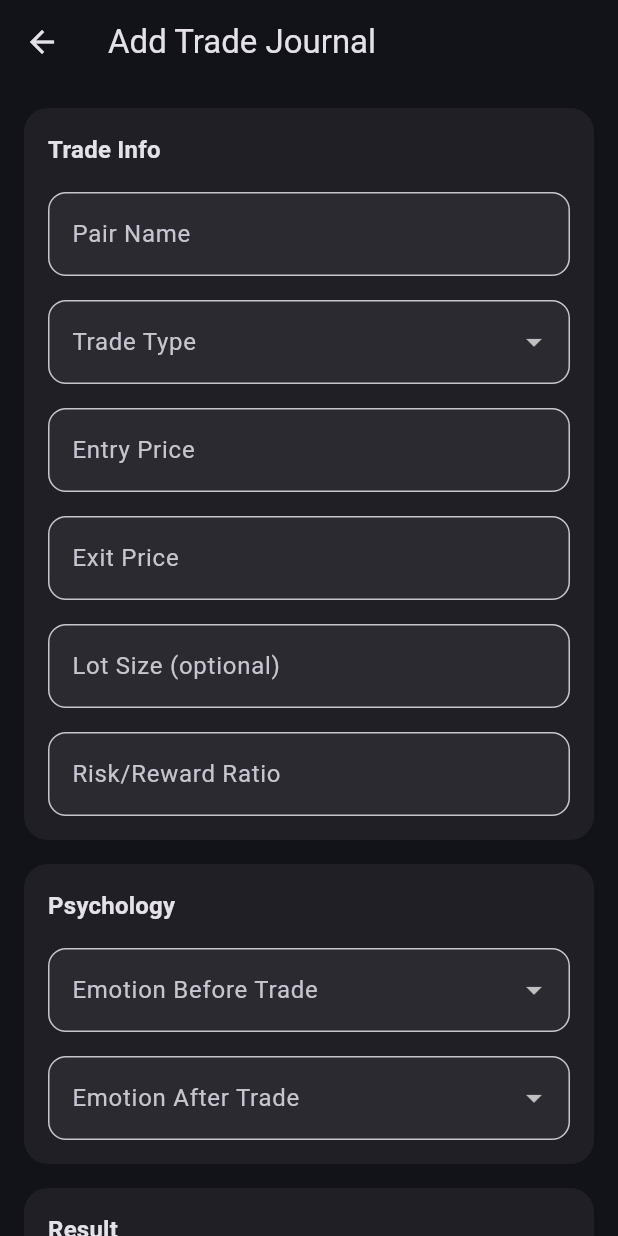
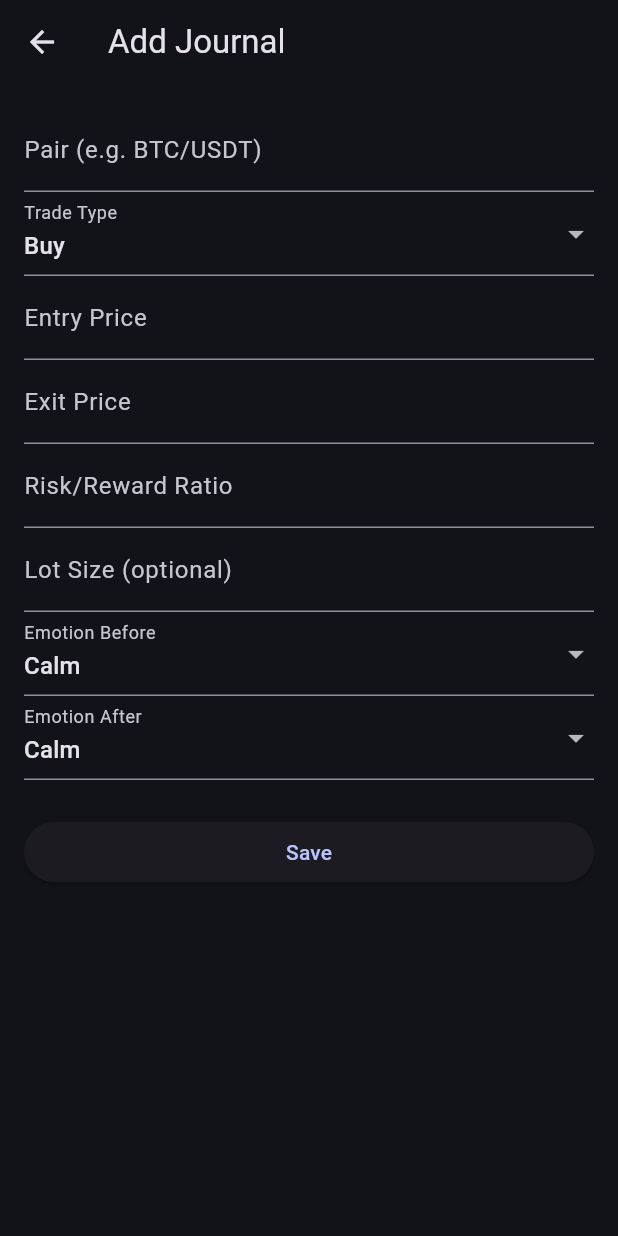
Before and after one commit to JodiKurniawan99/journal, a Flutter app: the screen it shows after launch, after a tap on "New Trade", on a phone screen of 412 x 824 dp. Run offline on Flutter 3.47's test engine with Material 3 defaults, Android fonts, the phone set to English and light mode, and no system bars; our stand-ins replace flutter_riverpod, go_router, hive, hive_flutter; accounts and stored records are empty.

Commit message:
refactor journal feature into clean architecture layers

```diff
--- /dev/null
+++ b/lib/features/journal/data/datasources/journal_local_datasource.dart
@@ -0,0 +1,19 @@
+import 'package:hive/hive.dart';
+
+import '../models/journal_hive_model.dart';
+
+class JournalLocalDataSource {
+  const JournalLocalDataSource(this._box);
+
+  final Box<JournalHiveModel> _box;
+
+  Future<List<JournalHiveModel>> getJournals() async {
+    final items = _box.values.toList();
+    items.sort((a, b) => b.date.compareTo(a.date));
+    return items;
+  }
+
+  Future<void> addJournal(JournalHiveModel model) async {
+    await _box.put(model.id, model);
+  }
+}
--- /dev/null
+++ b/lib/features/journal/data/repositories/journal_repository_impl.dart
@@ -0,0 +1,21 @@
+import '../../domain/entities/journal.dart';
+import '../../domain/repositories/journal_repository.dart';
+import '../datasources/journal_local_datasource.dart';
+import '../models/journal_hive_model.dart';
+
+class JournalRepositoryImpl implements JournalRepository {
+  const JournalRepositoryImpl(this._localDataSource);
+
+  final JournalLocalDataSource _localDataSource;
+
+  @override
+  Future<void> addJournal(Journal journal) {
+    return _localDataSource.addJournal(JournalHiveModel.fromEntity(journal));
+  }
+
+  @override
+  Future<List<Journal>> getJournals() async {
+    final rows = await _localDataSource.getJournals();
+    return rows.map((row) => row.toEntity()).toList(growable: false);
+  }
+}
--- /dev/null
+++ b/lib/features/journal/domain/entities/journal.dart
@@ -0,0 +1,33 @@
+enum TradeType { buy, sell }
+
+enum TradeEmotion { confident, fear, greedy, calm }
+
+class Journal {
+  const Journal({
+    required this.id,
+    required this.pair,
+    required this.tradeType,
+    required this.entryPrice,
+    required this.exitPrice,
+    required this.date,
+    required this.riskRewardRatio,
+    required this.emotionBeforeTrade,
+    required this.emotionAfterTrade,
+    required this.profitLoss,
+    this.lotSize,
+  });
+
+  final String id;
+  final String pair;
+  final TradeType tradeType;
+  final double entryPrice;
+  final double exitPrice;
+  final DateTime date;
+  final double riskRewardRatio;
+  final double? lotSize;
+  final TradeEmotion emotionBeforeTrade;
+  final TradeEmotion emotionAfterTrade;
+  final double profitLoss;
+
+  bool get isProfit => profitLoss >= 0;
+}
--- /dev/null
+++ b/lib/features/journal/domain/usecases/get_home_dashboard_usecase.dart
@@ -0,0 +1,23 @@
+import '../entities/home_dashboard.dart';
+import 'get_journals_usecase.dart';
+
+class GetHomeDashboardUseCase {
+  const GetHomeDashboardUseCase(this._getJournalsUseCase);
+
+  final GetJournalsUseCase _getJournalsUseCase;
+
+  Future<HomeDashboard> call() async {
+    final journals = await _getJournalsUseCase();
+    final totalTrades = journals.length;
+    final totalWins = journals.where((item) => item.isProfit).length;
+    final winRate = totalTrades == 0 ? 0.0 : (totalWins / totalTrades) * 100;
+    final netProfit = journals.fold<double>(0, (sum, item) => sum + item.profitLoss);
+
+    return HomeDashboard(
+      totalTrades: totalTrades,
+      winRate: winRate,
+      netProfit: netProfit,
+      journals: journals,
+    );
+  }
+}
--- /dev/null
+++ b/lib/features/journal/domain/usecases/get_journals_usecase.dart
@@ -0,0 +1,12 @@
+import '../entities/journal.dart';
+import '../repositories/journal_repository.dart';
+
+class GetJournalsUseCase {
+  const GetJournalsUseCase(this._repository);
+
+  final JournalRepository _repository;
+
+  Future<List<Journal>> call() {
+    return _repository.getJournals();
+  }
+}
--- /dev/null
+++ b/lib/features/journal/presentation/extensions/journal_ui_extensions.dart
@@ -0,0 +1,37 @@
+import 'package:flutter/material.dart';
+
+import '../../domain/entities/journal.dart';
+
+extension TradeTypeUiX on TradeType {
+  String get label => this == TradeType.buy ? 'Buy' : 'Sell';
+
+  IconData get icon => this == TradeType.buy ? Icons.arrow_upward_rounded : Icons.arrow_downward_rounded;
+}
+
+extension TradeEmotionUiX on TradeEmotion {
+  String get label {
+    switch (this) {
+      case TradeEmotion.confident:
+        return 'Confident';
+      case TradeEmotion.fear:
+        return 'Fear';
+      case TradeEmotion.greedy:
+        return 'Greedy';
+      case TradeEmotion.calm:
+        return 'Calm';
+    }
+  }
+
+  String get emoji {
+    switch (this) {
+      case TradeEmotion.confident:
+        return '😎';
+      case TradeEmotion.fear:
+        return '😨';
+      case TradeEmotion.greedy:
+        return '🤑';
+      case TradeEmotion.calm:
+        return '😌';
+    }
+  }
+}
--- /dev/null
+++ b/lib/features/journal/presentation/pages/add_journal_page.dart
@@ -0,0 +1,136 @@
+import 'package:flutter/material.dart';
+import 'package:flutter_riverpod/flutter_riverpod.dart';
+
+import '../../domain/entities/journal.dart';
+import '../controllers/add_journal_controller.dart';
+import '../extensions/journal_ui_extensions.dart';
+
+class AddJournalPage extends ConsumerStatefulWidget {
+  const AddJournalPage({super.key});
+
+  @override
+  ConsumerState<AddJournalPage> createState() => _AddJournalPageState();
+}
+
+class _AddJournalPageState extends ConsumerState<AddJournalPage> {
+  final _formKey = GlobalKey<FormState>();
+  final _pairController = TextEditingController();
+  final _entryController = TextEditingController();
+  final _exitController = TextEditingController();
+  final _rrController = TextEditingController();
+  final _lotSizeController = TextEditingController();
+  TradeType _tradeType = TradeType.buy;
+  TradeEmotion _emotionBefore = TradeEmotion.calm;
+  TradeEmotion _emotionAfter = TradeEmotion.calm;
+
+  @override
+  void dispose() {
+    _pairController.dispose();
+    _entryController.dispose();
+    _exitController.dispose();
+    _rrController.dispose();
+    _lotSizeController.dispose();
+    super.dispose();
+  }
+
+  Future<void> _submit() async {
+    if (!_formKey.currentState!.validate()) {
+      return;
+    }
+
+    final result = await ref.read(addJournalControllerProvider.notifier).submit(
+      pair: _pairController.text.trim(),
+      tradeType: _tradeType,
+      entryPrice: double.parse(_entryController.text),
+      exitPrice: double.parse(_exitController.text),
+      riskRewardRatio: double.parse(_rrController.text),
+      emotionBeforeTrade: _emotionBefore,
+      emotionAfterTrade: _emotionAfter,
+      date: DateTime.now(),
+      lotSize: _lotSizeController.text.isEmpty ? null : double.parse(_lotSizeController.text),
+    );
+
+    if (result && mounted) {
+      Navigator.of(context).pop();
+    }
+  }
+
+  @override
+  Widget build(BuildContext context) {
+    final state = ref.watch(addJournalControllerProvider);
+    return Scaffold(
+      appBar: AppBar(title: const Text('Add Journal')),
+      body: Form(
+        key: _formKey,
+        child: ListView(
+          padding: const EdgeInsets.all(16),
+          children: [
+            TextFormField(
+              controller: _pairController,
+              decoration: const InputDecoration(labelText: 'Pair (e.g. BTC/USDT)'),
+              validator: (value) => (value == null || value.isEmpty) ? 'Required' : null,
+            ),
+            DropdownButtonFormField(
+              value: _tradeType,
+              decoration: const InputDecoration(labelText: 'Trade Type'),
+              items: TradeType.values
+                  .map((item) => DropdownMenuItem(value: item, child: Text(item.label)))
+                  .toList(),
+              onChanged: (value) => setState(() => _tradeType = value!),
+            ),
+            TextFormField(
+              controller: _entryController,
+              decoration: const InputDecoration(labelText: 'Entry Price'),
+              keyboardType: const TextInputType.numberWithOptions(decimal: true),
+              validator: (value) => double.tryParse(value ?? '') == null ? 'Invalid number' : null,
+            ),
+            TextFormField(
+              controller: _exitController,
+              decoration: const InputDecoration(labelText: 'Exit Price'),
+              keyboardType: const TextInputType.numberWithOptions(decimal: true),
+              validator: (value) => double.tryParse(value ?? '') == null ? 'Invalid number' : null,
+            ),
+            TextFormField(
+              controller: _rrController,
+              decoration: const InputDecoration(labelText: 'Risk/Reward Ratio'),
+              keyboardType: const TextInputType.numberWithOptions(decimal: true),
+              validator: (value) => double.tryParse(value ?? '') == null ? 'Invalid number' : null,
+            ),
+            TextFormField(
+              controller: _lotSizeController,
+              decoration: const InputDecoration(labelText: 'Lot Size (optional)'),
+              keyboardType: const TextInputType.numberWithOptions(decimal: true),
+            ),
+            DropdownButtonFormField(
+              value: _emotionBefore,
+              decoration: const InputDecoration(labelText: 'Emotion Before'),
+              items: TradeEmotion.values
+                  .map((item) => DropdownMenuItem(value: item, child: Text(item.label)))
+                  .toList(),
+              onChanged: (value) => setState(() => _emotionBefore = value!),
+            ),
+            DropdownButtonFormField(
+              value: _emotionAfter,
+              decoration: const InputDecoration(labelText: 'Emotion After'),
+              items: TradeEmotion.values
+                  .map((item) => DropdownMenuItem(value: item, child: Text(item.label)))
+                  .toList(),
+              onChanged: (value) => setState(() => _emotionAfter = value!),
+            ),
+            const SizedBox(height: 24),
+            ElevatedButton(
+              onPressed: state.isSubmitting ? null : _submit,
+              child: state.isSubmitting
+                  ? const CircularProgressIndicator.adaptive()
+                  : const Text('Save'),
+            ),
+            if (state.errorMessage != null) ...[
+              const SizedBox(height: 8),
+              Text(state.errorMessage!, style: const TextStyle(color: Colors.red)),
+            ],
+          ],
+        ),
+      ),
+    );
+  }
+}
--- /dev/null
+++ b/lib/features/journal/presentation/pages/home_page.dart
@@ -0,0 +1,46 @@
+import 'package:flutter/material.dart';
+import 'package:flutter_riverpod/flutter_riverpod.dart';
+import 'package:go_router/go_router.dart';
+
+import '../controllers/home_dashboard_controller.dart';
+import '../widgets/journal_card.dart';
+import '../widgets/stats_card.dart';
+
+class HomePage extends ConsumerWidget {
+  const HomePage({super.key});
+
+  @override
+  Widget build(BuildContext context, WidgetRef ref) {
+    final dashboardAsync = ref.watch(homeDashboardControllerProvider);
+
+    return Scaffold(
+      appBar: AppBar(title: const Text('Trading Journal')),
+      floatingActionButton: FloatingActionButton.extended(
+        onPressed: () => context.push('/add-journal'),
+        label: const Text('New Trade'),
+        icon: const Icon(Icons.add),
+      ),
+      body: dashboardAsync.when(
+        data: (dashboard) => RefreshIndicator(
+          onRefresh: () => ref.read(homeDashboardControllerProvider.notifier).refresh(),
+          child: ListView(
+            padding: const EdgeInsets.all(16),
+            children: [
+              Row(
+                children: [
+                  StatsCard(title: 'Trades', value: '${dashboard.totalTrades}'),
+                  StatsCard(title: 'Win Rate', value: '${dashboard.winRate.toStringAsFixed(1)}%'),
+                  StatsCard(title: 'Net P/L', value: dashboard.netProfit.toStringAsFixed(2)),
+                ],
+              ),
+              const SizedBox(height: 16),
+              ...dashboard.journals.map((journal) => JournalCard(journal: journal)),
+            ],
+          ),
+        ),
+        loading: () => const Center(child: CircularProgressIndicator()),
+        error: (error, stackTrace) => Center(child: Text('Error: $error')),
+      ),
+    );
+  }
+}
--- /dev/null
+++ b/lib/features/journal/presentation/providers/journal_providers.dart
@@ -0,0 +1,36 @@
+import 'package:flutter_riverpod/flutter_riverpod.dart';
+import 'package:hive/hive.dart';
+
+import '../../data/datasources/journal_local_datasource.dart';
+import '../../data/models/journal_hive_model.dart';
+import '../../data/repositories/journal_repository_impl.dart';
+import '../../domain/repositories/journal_repository.dart';
+import '../../domain/usecases/add_journal_usecase.dart';
+import '../../domain/usecases/get_home_dashboard_usecase.dart';
+import '../../domain/usecases/get_journals_usecase.dart';
+
+const journalBoxName = 'journals_box';
+
+final journalBoxProvider = Provider<Box<JournalHiveModel>>((ref) {
+  return Hive.box<JournalHiveModel>(journalBoxName);
+});
+
+final journalLocalDataSourceProvider = Provider<JournalLocalDataSource>((ref) {
+  return JournalLocalDataSource(ref.watch(journalBoxProvider));
+});
+
+final journalRepositoryProvider = Provider<JournalRepository>((ref) {
+  return JournalRepositoryImpl(ref.watch(journalLocalDataSourceProvider));
+});
+
+final getJournalsUseCaseProvider = Provider<GetJournalsUseCase>((ref) {
+  return GetJournalsUseCase(ref.watch(journalRepositoryProvider));
+});
+
+final addJournalUseCaseProvider = Provider<AddJournalUseCase>((ref) {
+  return AddJournalUseCase(ref.watch(journalRepositoryProvider));
+});
+
+final getHomeDashboardUseCaseProvider = Provider<GetHomeDashboardUseCase>((ref) {
+  return GetHomeDashboardUseCase(ref.watch(getJournalsUseCaseProvider));
+});
--- /dev/null
+++ b/lib/features/journal/presentation/widgets/stats_card.dart
@@ -0,0 +1,26 @@
+import 'package:flutter/material.dart';
+
+class StatsCard extends StatelessWidget {
+  const StatsCard({
+    super.key,
+    required this.title,
+    required this.value,
+  });
+
+  final String title;
+  final String value;
+
+  @override
+  Widget build(BuildContext context) {
+    return Expanded(
+      child: Card(
+        child: Padding(
+          padding: const EdgeInsets.all(12),
+          child: Column(
+            children: [Text(title), const SizedBox(height: 8), Text(value)],
+          ),
+        ),
+      ),
+    );
+  }
+}
--- a/lib/main.dart
+++ b/lib/main.dart
@@ -1,9 +1,17 @@
 import 'package:flutter/material.dart';
 import 'package:flutter_riverpod/flutter_riverpod.dart';
+import 'package:hive_flutter/hive_flutter.dart';
 
 import 'app.dart';
+import 'features/journal/data/models/journal_hive_model.dart';
+import 'features/journal/presentation/providers/journal_providers.dart';
 
-void main() {
+Future<void> main() async {
+  WidgetsFlutterBinding.ensureInitialized();
+  await Hive.initFlutter();
+  Hive.registerAdapter(JournalHiveModelAdapter());
+  await Hive.openBox<JournalHiveModel>(journalBoxName);
+
   runApp(
     const ProviderScope(
       child: MyApp(),
--- a/lib/routes/app_router.dart
+++ b/lib/routes/app_router.dart
@@ -1,6 +1,7 @@
 import 'package:go_router/go_router.dart';
 
-import '../features/home/presentation/home_page.dart';
+import '../features/journal/presentation/pages/add_journal_page.dart';
+import '../features/journal/presentation/pages/home_page.dart';
 
 final appRouter = GoRouter(
   initialLocation: '/',
@@ -9,5 +10,9 @@ final appRouter = GoRouter(
       path: '/',
       builder: (_, __) => const HomePage(),
     ),
+    GoRoute(
+      path: '/add-journal',
+      builder: (_, __) => const AddJournalPage(),
+    ),
   ],
 );
--- a/pubspec.yaml
+++ b/pubspec.yaml
@@ -37,6 +37,8 @@ dependencies:
   flutter_riverpod: ^2.5.1
   go_router: ^13.2.0
   dio: ^5.4.0
+  hive: ^2.2.3
+  hive_flutter: ^1.1.0
 
 dev_dependencies:
   flutter_test:
```
Also changed, not shown: lib/features/journal/data/models/journal_hive_model.dart (added, +118 -0 lines), lib/features/journal/domain/entities/home_dashboard.dart (added, +15 -0 lines), lib/features/journal/domain/repositories/journal_repository.dart (added, +7 -0 lines), lib/features/journal/domain/usecases/add_journal_usecase.dart (added, +12 -0 lines), lib/features/journal/presentation/controllers/add_journal_controller.dart (added, +71 -0 lines), lib/features/journal/presentation/controllers/home_dashboard_controller.dart (added, +19 -0 lines), lib/features/journal/presentation/widgets/journal_card.dart (added, +26 -0 lines).
